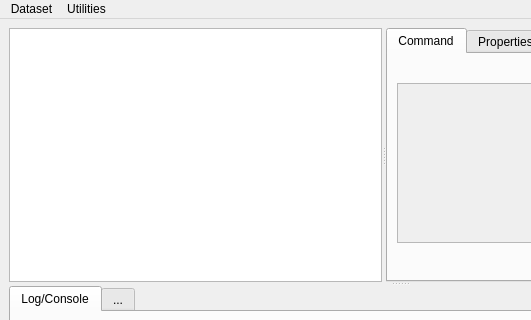
First picture: the form in datalad_gooey/resources/ui/main_window.ui, repository datalad/datalad-gooey, before the edit; both pictures show x 0 to 531 and y 0 to 320 of the 800 by 600 pixel window.
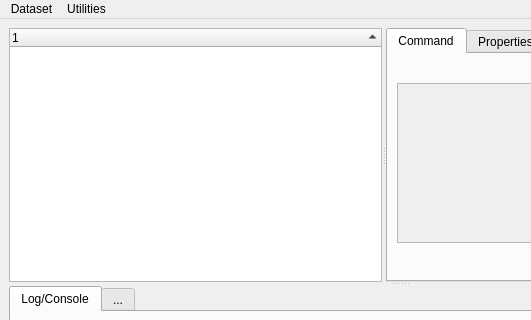
Second picture: the form after the edit.

Commit message:
Replace custom FS model with standard QTreeWidget combo
This brings standard behavior, with less code, and likely a more correct
implementation. State is a bit rough still, but should work.

No loss of functionality AFAIK.

Closes datalad/datalad-gooey#49
Closes datalad/datalad-gooey#47
Closes datalad/datalad-gooey#43
Closes datalad/datalad-gooey#30
Closes datalad/datalad-gooey#29
Closes datalad/datalad-gooey#28

Patch:
```diff
--- a/datalad_gooey/resources/ui/main_window.ui
+++ b/datalad_gooey/resources/ui/main_window.ui
@@ -39,7 +39,7 @@
        <property name="orientation">
         <enum>Qt::Horizontal</enum>
        </property>
-       <widget class="QTreeView" name="filesystemViewer">
+       <widget class="QTreeWidget" name="fsBrowser">
         <property name="contextMenuPolicy">
          <enum>Qt::CustomContextMenu</enum>
         </property>
@@ -55,6 +55,11 @@
         <property name="sortingEnabled">
          <bool>true</bool>
         </property>
+        <column>
+         <property name="text">
+          <string notr="true">1</string>
+         </property>
+        </column>
        </widget>
        <widget class="QTabWidget" name="contextTabs">
         <property name="enabled">
```
Left out of the diff: 2 changed lines with no effect on the pictures. The commit also changes 5 other files.
